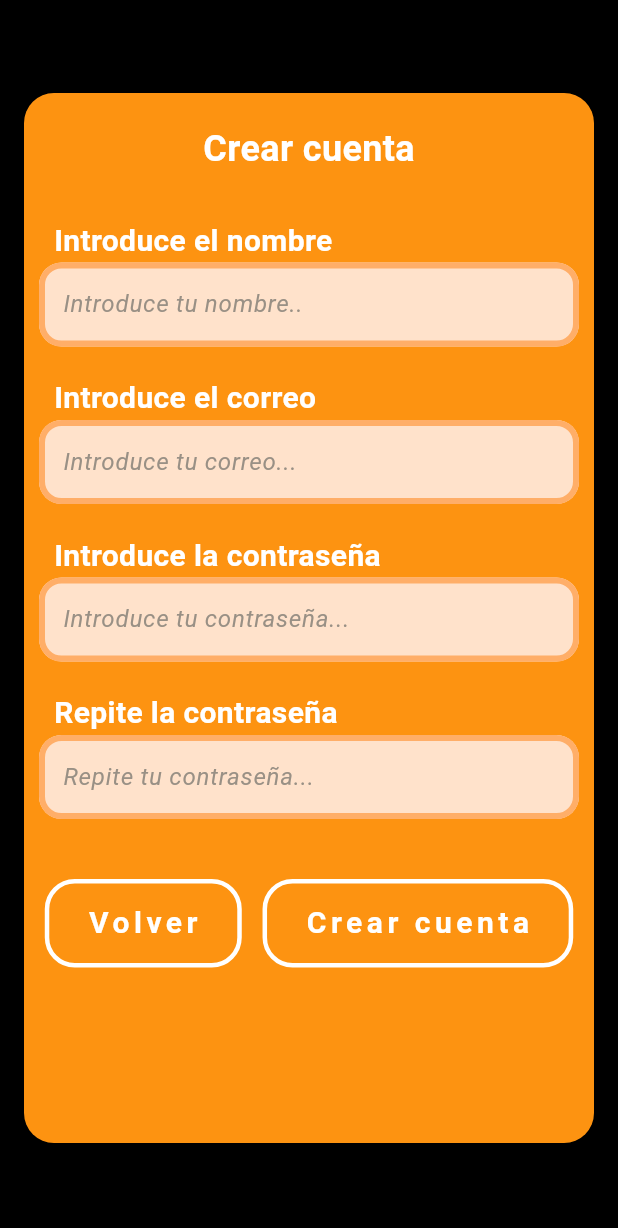
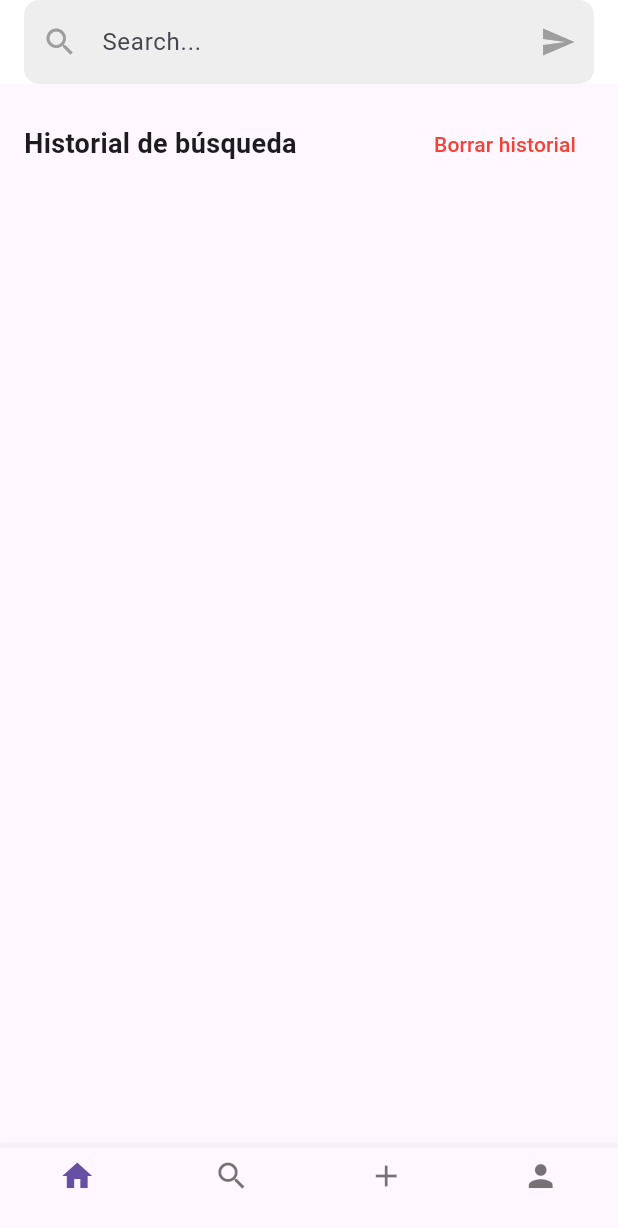
Before and after one commit to Geremias22/Red_Social, a Flutter app: the screen it shows after launch, on a phone screen of 412 x 824 dp. Shown: the top 1228 px of the screen. Run offline on Flutter 3.47's test engine with Material 3 defaults, Android fonts, the phone set to English and light mode, and no system bars; our stand-ins replace hive; accounts and stored records are empty.

Commit message:
Pagina Home+Search

```diff
--- a/red_social/lib/componentes/botones.dart
+++ b/red_social/lib/componentes/botones.dart
@@ -22,21 +22,21 @@ class _BotonesState extends State<Botones> {
         onTap: widget.accionBoton,
         borderRadius: BorderRadius.circular(20), // Hace la animación más fluida
         child: AnimatedContainer(
-          duration: Duration(milliseconds: 200), // Animación suave
+          duration: const Duration(milliseconds: 200), // Animación suave
           decoration: BoxDecoration(
-            color: isHovering ? const Color.fromARGB(255, 255, 140, 0) : Color.fromARGB(255, 253, 147, 17), // Cambio de color
+            color: isHovering ? const Color.fromARGB(255, 255, 140, 0) : const Color.fromARGB(255, 253, 147, 17), // Cambio de color
             borderRadius: BorderRadius.circular(20),
             border: Border.all(color: Colors.white, width: 3), // Borde más visible
             boxShadow: [
               BoxShadow(
-                color: isHovering ? Color.fromARGB(255, 255, 174, 74) : const Color.fromARGB(2255, 253, 147, 17), // Sombra dinámica
+                color: isHovering ? const Color.fromARGB(255, 255, 174, 74) : const Color.fromARGB(2255, 253, 147, 17), // Sombra dinámica
                 blurRadius: isHovering ? 15 : 8,
                 spreadRadius: isHovering ? 5 : 2,
-                offset: Offset(0, 5),
+                offset: const Offset(0, 5),
               ),
             ],
           ),
-          padding: EdgeInsets.symmetric(vertical: 12, horizontal: 25),
+          padding: const EdgeInsets.symmetric(vertical: 12, horizontal: 25),
           child: Text(
             widget.textBoton,
             style: const TextStyle(
--- a/red_social/lib/main.dart
+++ b/red_social/lib/main.dart
@@ -1,27 +1,5 @@
-// import 'package:flutter/material.dart';
-
-// void main() {
-//   runApp(const MainApp());
-// }
-
-// class MainApp extends StatelessWidget {
-//   const MainApp({super.key});
-
-//   @override
-//   Widget build(BuildContext context) {
-//     return const MaterialApp(
-//       home: Scaffold(
-//         body: Center(
-//           child: Text('Hello!'),
-//         ),
-//       ),
-//     );
-//   }
-// }
-
-
-
 import 'package:flutter/material.dart';
+import 'package:red_social/paginas/Home/search.dart';
 import 'package:red_social/paginas/Inicio/Crear_Cuenta.dart';
 
 
@@ -35,7 +13,7 @@ class MainApp extends StatelessWidget {
   @override
   Widget build(BuildContext context) {
     return const MaterialApp(
-      home: CrearCuenta()
+      home: Search()
     );
   }
 }
--- /dev/null
+++ b/red_social/lib/paginas/Home/search.dart
@@ -0,0 +1,100 @@
+import 'package:flutter/material.dart';
+
+class Search extends StatefulWidget {
+  const Search({super.key});
+
+  @override
+  _SearchState createState() => _SearchState();
+}
+
+class _SearchState extends State<Search> {
+  List<String> searchHistory = [];
+
+  void addToHistory(String search) {
+    setState(() {
+      if (!searchHistory.contains(search) && search.isNotEmpty) {
+        searchHistory.insert(0, search);
+        if (searchHistory.length > 5) {
+          searchHistory.removeLast();
+        }
+      }
+    });
+  }
+
+  void clearHistory() {
+    setState(() {
+      searchHistory.clear();
+    });
+  }
+
+  @override
+  Widget build(BuildContext context) {
+    TextEditingController searchController = TextEditingController();
+
+    return Scaffold(
+      appBar: AppBar(
+        backgroundColor: Colors.white,
+        elevation: 0,
+        title: TextField(
+          controller: searchController,
+          decoration: InputDecoration(
+            hintText: "Search...",
+            border: OutlineInputBorder(
+              borderRadius: BorderRadius.circular(10),
+              borderSide: BorderSide.none,
+            ),
+            fillColor: Colors.grey[200],
+            filled: true,
+            prefixIcon: Icon(Icons.search, color: Colors.grey),
+            suffixIcon: IconButton(
+              icon: Icon(Icons.send, color: Colors.grey),
+              onPressed: () {
+                addToHistory(searchController.text);
+                searchController.clear();
+              },
+            ),
+          ),
+        ),
+      ),
+      body: Padding(
+        padding: const EdgeInsets.all(16.0),
+        child: Column(
+          crossAxisAlignment: CrossAxisAlignment.start,
+          children: [
+            Row(
+              mainAxisAlignment: MainAxisAlignment.spaceBetween,
+              children: [
+                Text(
+                  "Historial de búsqueda",
+                  style: TextStyle(fontSize: 18, fontWeight: FontWeight.bold),
+                ),
+                TextButton(
+                  onPressed: clearHistory,
+                  child: Text("Borrar historial", style: TextStyle(color: Colors.red)),
+                ),
+              ],
+            ),
+            SizedBox(height: 10),
+            Column(
+              children: searchHistory.map((search) {
+                return ListTile(
+                  leading: Icon(Icons.history, color: Colors.grey),
+                  title: Text(search),
+                );
+              }).toList(),
+            ),
+          ],
+        ),
+      ),
+      bottomNavigationBar: BottomNavigationBar(
+        type: BottomNavigationBarType.fixed,
+        items: [
+          BottomNavigationBarItem(icon: Icon(Icons.home), label: ""),
+          BottomNavigationBarItem(icon: Icon(Icons.search), label: ""),
+          BottomNavigationBarItem(icon: Icon(Icons.add), label: ""),
+          BottomNavigationBarItem(icon: Icon(Icons.person), label: ""),
+        ],
+      ),
+    );
+  }
+}
--- a/red_social/lib/paginas/Inicio/login.dart
+++ b/red_social/lib/paginas/Inicio/login.dart
@@ -2,7 +2,7 @@ import 'package:flutter/material.dart';
 import 'Index.dart';
 
 void main() {
-  runApp(Login());
+  runApp(const Login());
 }
 
 class login extends StatelessWidget {
@@ -10,7 +10,7 @@ class login extends StatelessWidget {
 
   @override
   Widget build(BuildContext context) {
-    return MaterialApp(
+    return const MaterialApp(
       debugShowCheckedModeBanner: false,
       home: Index(),
     );
```
Also changed, not shown: red_social/lib/paginas/Inicio/Index.dart (+4 -4 lines).
